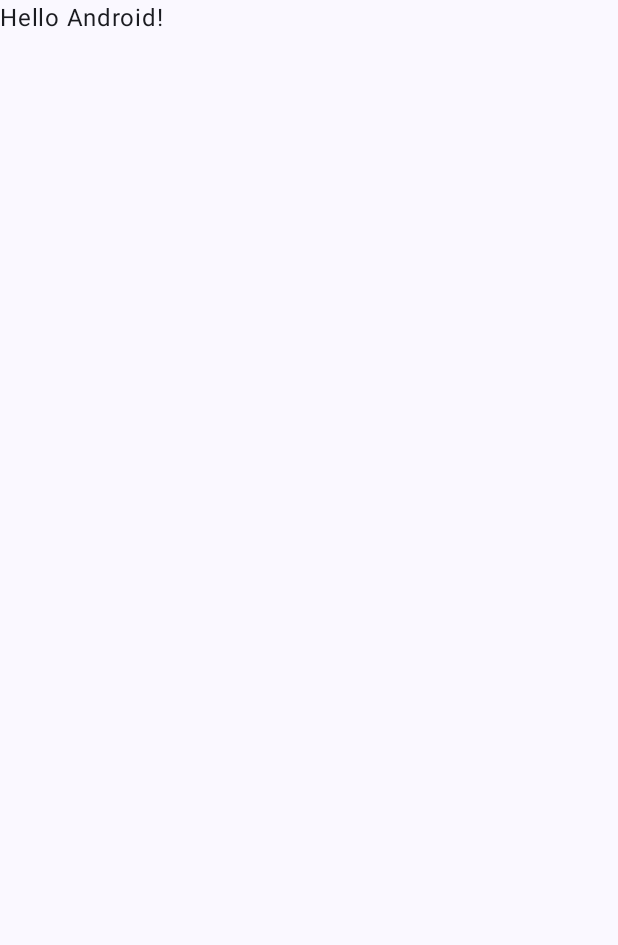
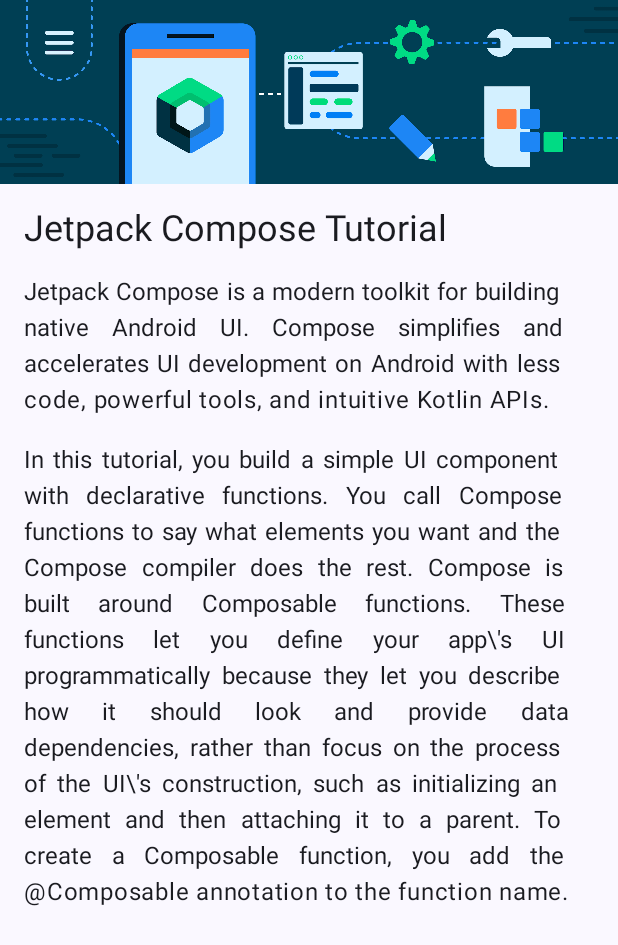
Before and after one commit to bishalpal/Mini_Project-BasicApp, an Android app built with Jetpack Compose: the screen it shows after launch (MainActivity), on a phone screen of 412 x 824 dp. Before the commit the part shown is almost empty. Shown: the top 945 px of the screen. Run offline under Robolectric (Android 15) with nearby library versions, the phone set to English and light mode, and no system bars.

Commit message:
Added details for the Compose article.

```diff
--- a/app/src/main/java/com/example/basicapp/MainActivity.kt
+++ b/app/src/main/java/com/example/basicapp/MainActivity.kt
@@ -3,13 +3,24 @@ package com.example.basicapp
 import android.os.Bundle
 import androidx.activity.ComponentActivity
 import androidx.activity.compose.setContent
+import androidx.compose.foundation.Image
+import androidx.compose.foundation.layout.Box
+import androidx.compose.foundation.layout.Column
 import androidx.compose.foundation.layout.fillMaxSize
+import androidx.compose.foundation.layout.fillMaxWidth
+import androidx.compose.foundation.layout.padding
 import androidx.compose.material3.MaterialTheme
 import androidx.compose.material3.Surface
 import androidx.compose.material3.Text
 import androidx.compose.runtime.Composable
 import androidx.compose.ui.Modifier
+import androidx.compose.ui.res.painterResource
+import androidx.compose.ui.res.stringResource
+import androidx.compose.ui.text.TextStyle
+import androidx.compose.ui.text.style.TextAlign
 import androidx.compose.ui.tooling.preview.Preview
+import androidx.compose.ui.unit.dp
+import androidx.compose.ui.unit.sp
 import com.example.basicapp.ui.theme.BasicAppTheme
 
 class MainActivity : ComponentActivity() {
@@ -22,7 +33,7 @@ class MainActivity : ComponentActivity() {
                     modifier = Modifier.fillMaxSize(),
                     color = MaterialTheme.colorScheme.background
                 ) {
-                    Greeting("Android")
+                    Greeting()
                 }
             }
         }
@@ -30,17 +41,50 @@ class MainActivity : ComponentActivity() {
 }
 
 @Composable
-fun Greeting(name: String, modifier: Modifier = Modifier) {
-    Text(
-        text = "Hello $name!",
-        modifier = modifier
-    )
+fun Greeting(modifier: Modifier = Modifier) {
+    val image = painterResource(id = R.drawable.bg_compose_background)
+    Column (
+    ) {
+        Image(
+            painter = image,
+            contentDescription = null,
+            modifier = Modifier
+                .fillMaxWidth()
+        )
+        Text(
+            text = stringResource(R.string.topic_name),
+            style = TextStyle(
+                fontSize = 24.sp
+            ),
+            modifier = Modifier
+                .padding(16.dp)
+
+        )
+        Text(
+            text = stringResource(R.string.introduction),
+            textAlign = TextAlign.Justify,
+            modifier = Modifier
+                .padding(
+                    start = 16.dp,
+                    end = 16.dp
+                )
+
+        )
+
+        Text(
+            text = stringResource(R.string.tutorial_description),
+            textAlign = TextAlign.Justify,
+            modifier = Modifier
+                .padding(16.dp)
+        )
+    }
 }
+
 
 @Preview(showBackground = true)
 @Composable
 fun GreetingPreview() {
     BasicAppTheme {
-        Greeting("Android")
+        Greeting()
     }
 }
--- a/app/src/main/res/values/strings.xml
+++ b/app/src/main/res/values/strings.xml
@@ -1,3 +1,6 @@
 <resources>
     <string name="app_name">Basic App</string>
+    <string name="topic_name">Jetpack Compose Tutorial</string>
+    <string name="introduction">Jetpack Compose is a modern toolkit for building native Android UI. Compose simplifies and accelerates UI development on Android with less code, powerful tools, and intuitive Kotlin APIs.</string>
+    <string name="tutorial_description">In this tutorial, you build a simple UI component with declarative functions. You call Compose functions to say what elements you want and the Compose compiler does the rest. Compose is built around Composable functions. These functions let you define your app\\\'s UI programmatically because they let you describe how it should look and provide data dependencies, rather than focus on the process of the UI\\\'s construction, such as initializing an element and then attaching it to a parent. To create a Composable function, you add the @Composable annotation to the function name.</string>
 </resources>
```
Also changed, not shown: app/src/main/res/drawable-nodpi/bg_compose_background.png (added).
